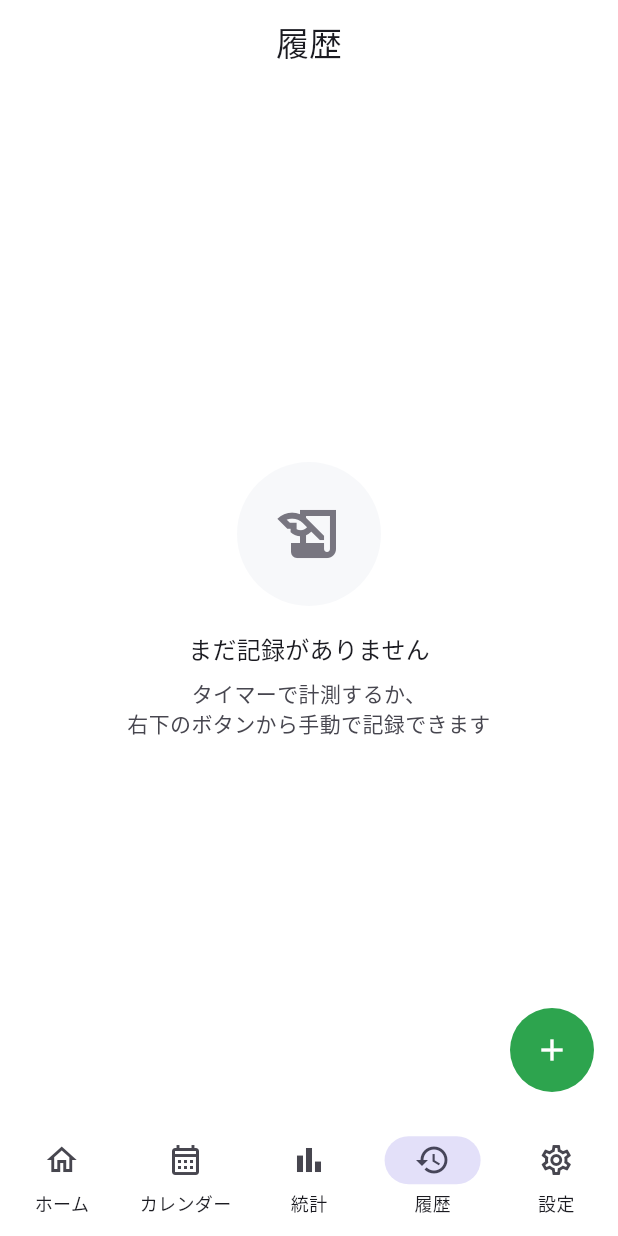
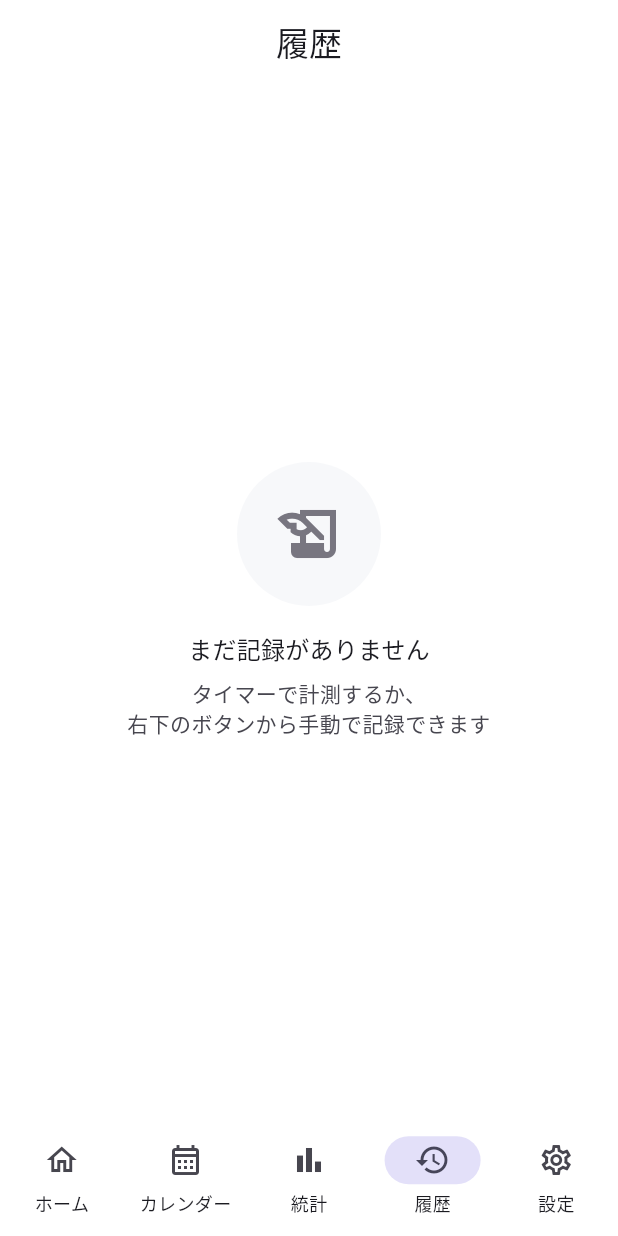
Before and after one commit to ryo3-hub/mirai_bank, a Flutter app: the screen it shows after launch, item 4 of the bottom bar chosen, on a phone screen of 412 x 824 dp. Run offline on Flutter 3.47's test engine with Material 3 defaults, Android fonts, the phone set to English and light mode, and no system bars; our stand-ins replace confetti, drift, fl_chart, flutter_local_notifications, flutter_riverpod, go_router and 3 more; accounts and stored records are empty; generated files the repository leaves out were written again.

Commit message:
feat(history): 履歴画面の手動追加 FAB を削除
履歴画面（セッション一覧）の FloatingActionButton（手動で記録）を削除。
既存記録の閲覧・編集・削除機能は維持。
手動入力の導線はホーム画面の「過去の記録を手動で追加」リンクから継続して利用可能。

Closes #4

Co-Authored-By: Claude Opus 4.7 <noreply@anthropic.com>

```diff
--- a/lib/features/history/presentation/history_page.dart
+++ b/lib/features/history/presentation/history_page.dart
@@ -34,11 +34,6 @@ class HistoryPage extends ConsumerWidget {
             categoryMap: categoryMap,
           );
         },
-      ),
-      floatingActionButton: FloatingActionButton(
-        onPressed: () => ManualRecordSheet.show(context),
-        tooltip: '手動で記録',
-        child: const Icon(Icons.add),
       ),
     );
   }
```
